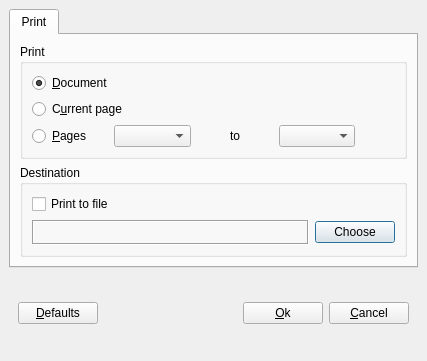
Old version of the form src/qdjviewprintdialog.ui in the repository barak/djview4.
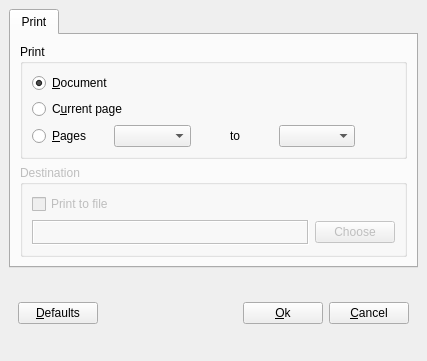
New version of the form. Icons and pictures are not drawn.

Commit message: disabled part of the dialog that is not implemented now.

```diff
--- a/src/qdjviewprintdialog.ui
+++ b/src/qdjviewprintdialog.ui
@@ -118,6 +118,9 @@
        </item>
        <item>
         <widget class="QGroupBox" name="destinationGroupBox" >
+         <property name="enabled" >
+          <bool>false</bool>
+         </property>
          <property name="title" >
           <string>Destination</string>
          </property>
```
